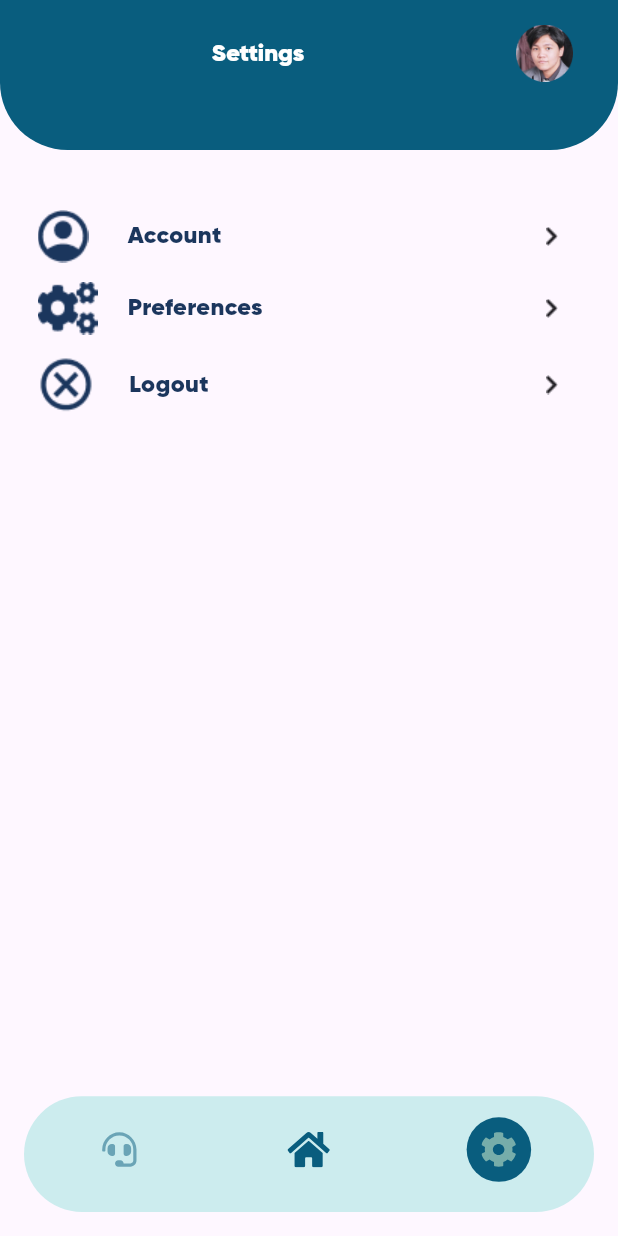
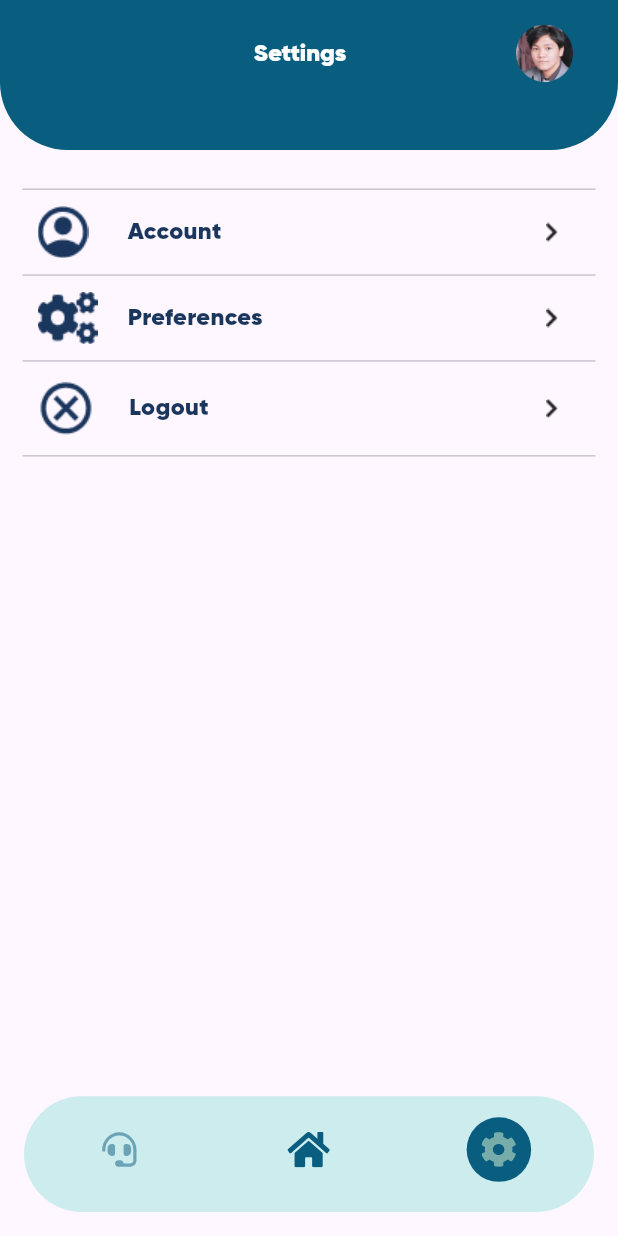
Before and after one commit to girindradmada/aidminton, a Flutter app: the screen it shows after launch, item 3 of the bottom bar chosen, on a phone screen of 412 x 824 dp. Run offline on Flutter 3.47's test engine with Material 3 defaults, Android fonts, the phone set to English and light mode, and no system bars; our stand-ins replace flutter_svg.

Commit message:
Cleaning up the UI

```diff
--- a/lib/pages/settings.dart
+++ b/lib/pages/settings.dart
@@ -1,5 +1,5 @@
+import 'package:aidminton/pages/editProfile.dart';
 import 'package:flutter/material.dart';
-import 'package:flutter_svg/flutter_svg.dart';
 
 class Settings extends StatefulWidget {
   const Settings({super.key});
@@ -15,10 +15,120 @@ class _SettingsState extends State<Settings> {
         appBar: appBar(),
         body: ListView(
           children: [
-            SizedBox(
-              height: 40,
+            Padding(
+              padding: const EdgeInsets.only(top: 15),
+              child: Container(
+                decoration: BoxDecoration(
+                  color: Colors.transparent,
                 ),
-            Row(
+                height: 200,
+                child: Column(
+                  mainAxisAlignment: MainAxisAlignment.spaceEvenly,
+                  crossAxisAlignment: CrossAxisAlignment.center,
+                  children: [
+                    Padding(
+                      padding: const EdgeInsets.only(left: 15, right: 15),
+                      child: Divider(),
+                    ),
+                    accountEdit(),
+                    Padding(
+                      padding: const EdgeInsets.only(left: 15, right: 15),
+                      child: Divider(),
+                    ),
+                    preferences(),
+                    Padding(
+                      padding: const EdgeInsets.only(left: 15, right: 15),
+                      child: Divider(),
+                    ),
+                    logOutButton(),
+                    Padding(
+                      padding: const EdgeInsets.only(left: 15, right: 15),
+                      child: Divider(),
+                    ),
+                  ],
+                ),
+              ),
+            )
+          ],
+        )
+    );
+  }
+
+  Row logOutButton() {
+    return Row(
+                    mainAxisAlignment: MainAxisAlignment.spaceBetween,
+                    crossAxisAlignment: CrossAxisAlignment.center,
+                    children: [
+                      Padding(
+                        padding: const EdgeInsets.only(left:24),
+                        child: Row(
+                          mainAxisAlignment: MainAxisAlignment.spaceBetween,
+                          crossAxisAlignment: CrossAxisAlignment.center,
+                          children: [
+                            Image.asset('assets/icons/logoutCross.png'),
+                            SizedBox(width: 22,),
+                            Text(
+                              "Logout",
+                              style: TextStyle(
+                                fontSize: 16,
+                                fontWeight: FontWeight.w500,
+                                color: Color(0xff1B365D),
+                              ),
+                            )
+                          ],
+                        ),
+                      ),
+                      Padding(
+                        padding: const EdgeInsets.only(right:40),
+                        child: Image.asset('assets/icons/forwardArrow.png'),
+                      ),
+                    ],
+                  );
+  }
+
+  Row preferences() {
+    return Row(
+                    mainAxisAlignment: MainAxisAlignment.spaceBetween,
+                    crossAxisAlignment: CrossAxisAlignment.center,
+                    children: [
+                      Padding(
+                        padding: const EdgeInsets.only(left:25),
+                        child: Row(
+                          mainAxisAlignment: MainAxisAlignment.spaceBetween,
+                          crossAxisAlignment: CrossAxisAlignment.center,
+                          children: [
+                            Image.asset('assets/icons/preferencesGear.png'),
+                            SizedBox(width: 20,),
+                            Text(
+                              "Preferences",
+                              style: TextStyle(
+                                fontSize: 16,
+                                fontWeight: FontWeight.w500,
+                                color: Color(0xff1B365D),
+                              ),
+                            )
+                          ],
+                        ),
+                      ),
+                      Padding(
+                        padding: const EdgeInsets.only(right:40),
+                        child: Image.asset('assets/icons/forwardArrow.png'),
+                      ),
+                    ],
+                  );
+  }
+
+  Widget accountEdit() {
+    return GestureDetector(
+      onTap: () {
+        Navigator.push(
+          context,
+          MaterialPageRoute(
+            builder: (context) => const EditProfile()
+          )
+        );
+      },
+      child: Row(
                       mainAxisAlignment: MainAxisAlignment.spaceBetween,
                       crossAxisAlignment: CrossAxisAlignment.center,
                       children: [
@@ -47,68 +157,6 @@ class _SettingsState extends State<Settings> {
                         ),
                       ],
                     ),
-            SizedBox(height:13),
-            Row(
-              mainAxisAlignment: MainAxisAlignment.spaceBetween,
-              crossAxisAlignment: CrossAxisAlignment.center,
-              children: [
-                Padding(
-                  padding: const EdgeInsets.only(left:25),
-                  child: Row(
-                    mainAxisAlignment: MainAxisAlignment.spaceBetween,
-                    crossAxisAlignment: CrossAxisAlignment.center,
-                    children: [
-                      Image.asset('assets/icons/preferencesGear.png'),
-                      SizedBox(width: 20,),
-                      Text(
-                        "Preferences",
-                        style: TextStyle(
-                          fontSize: 16,
-                          fontWeight: FontWeight.w500,
-                          color: Color(0xff1B365D),
-                        ),
-                      )
-                    ],
-                  ),
-                ),
-                Padding(
-                  padding: const EdgeInsets.only(right:40),
-                  child: Image.asset('assets/icons/forwardArrow.png'),
-                ),
-              ],
-            ),
-            SizedBox(height:13),
-            Row(
-              mainAxisAlignment: MainAxisAlignment.spaceBetween,
-              crossAxisAlignment: CrossAxisAlignment.center,
-              children: [
-                Padding(
-                  padding: const EdgeInsets.only(left:24),
-                  child: Row(
-                    mainAxisAlignment: MainAxisAlignment.spaceBetween,
-                    crossAxisAlignment: CrossAxisAlignment.center,
-                    children: [
-                      Image.asset('assets/icons/logoutCross.png'),
-                      SizedBox(width: 22,),
-                      Text(
-                        "Logout",
-                        style: TextStyle(
-                          fontSize: 16,
-                          fontWeight: FontWeight.w500,
-                          color: Color(0xff1B365D),
-                        ),
-                      )
-                    ],
-                  ),
-                ),
-                Padding(
-                  padding: const EdgeInsets.only(right:40),
-                  child: Image.asset('assets/icons/forwardArrow.png'),
-                ),
-              ],
-            )
-          ],
-        )
     );
   }
 
@@ -117,8 +165,8 @@ class _SettingsState extends State<Settings> {
       preferredSize: Size.fromHeight(100),
       child: AppBar(
         shape: RoundedRectangleBorder(
-                borderRadius:
-                    BorderRadius.vertical(bottom: Radius.circular(45))),
+          borderRadius: BorderRadius.vertical(bottom: Radius.circular(45))
+        ),
         title: Padding(
           padding: const EdgeInsets.only(top: 15),
             child: Center(
@@ -133,6 +181,11 @@ class _SettingsState extends State<Settings> {
           ),
         backgroundColor: Color(0xff095D7E),
         elevation: 0,
+        leading: Container(
+          decoration: BoxDecoration(
+            color: Colors.transparent
+          ),
+        ),
         actions: [
            GestureDetector(
             onTap: () {},
@@ -145,9 +198,14 @@ class _SettingsState extends State<Settings> {
                 color: Colors.transparent,
                 shape: BoxShape.circle,
               ),
-                    child: Image.asset('assets/icons/pfp.png',
-                        width: 64, height: 64),
-                  ))
-            ]));
+              child: Image.asset(
+                'assets/icons/pfp.png',
+                width: 64, height: 64
+              ),
+            )
+          )
+        ]
+      )
+    );
   }
 }
```
Also changed, not shown: lib/pages/editProfile.dart (+7 -13 lines), lib/pages/home.dart (+17 -20 lines). Lines whose indentation alone changed are shown as unchanged.
